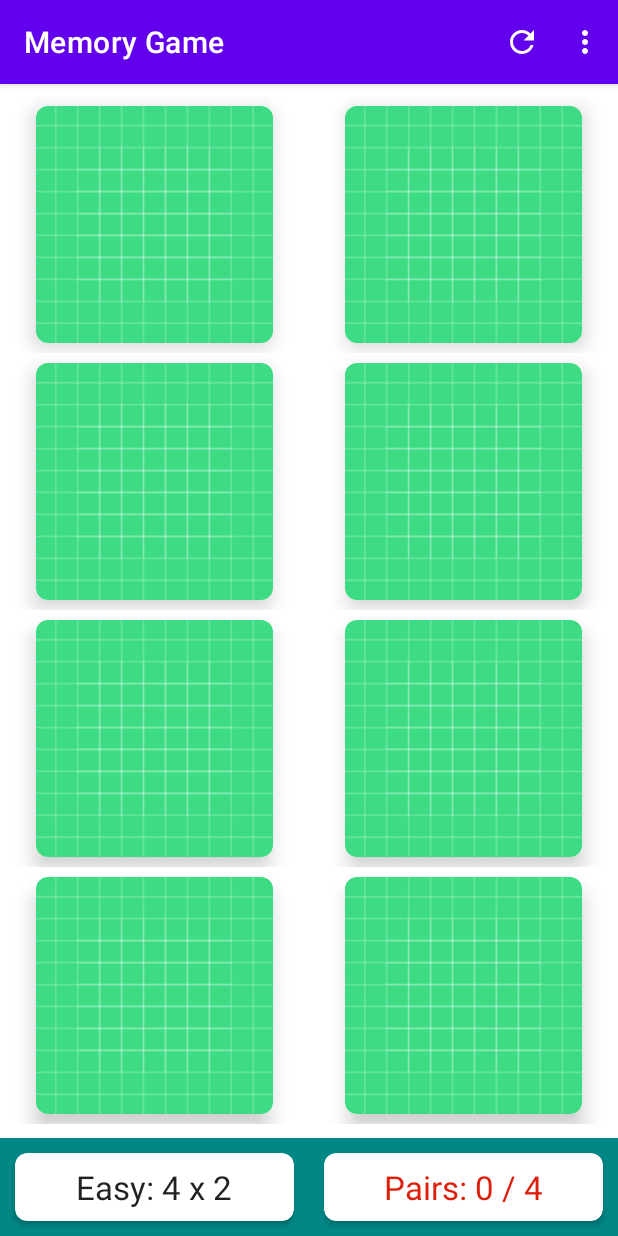
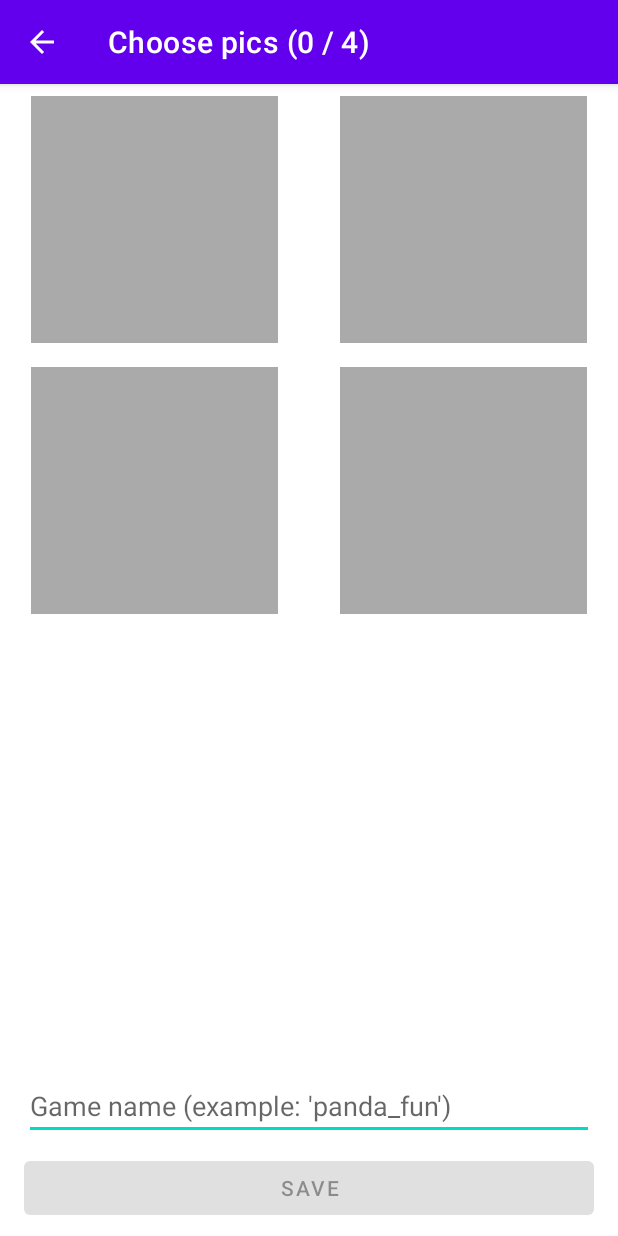
Before and after one commit to lucifer0987/Android-Projects, an Android app: the screen it shows after launch (MainActivity before the commit, CreateActivity after it), on a phone screen of 412 x 824 dp. Run offline under Robolectric (Android 15) with nearby library versions, the phone set to English and light mode, and no system bars.

Commit message:
custom board selection init

```diff
--- a/MemoryGame/app/src/main/AndroidManifest.xml
+++ b/MemoryGame/app/src/main/AndroidManifest.xml
@@ -1,6 +1,6 @@
 <?xml version="1.0" encoding="utf-8"?>
 <manifest xmlns:android="http://schemas.android.com/apk/res/android"
-    package="com.example.memorygame">
+    package="com.example.memorygame" >
 
     <application
         android:allowBackup="true"
@@ -8,8 +8,10 @@
         android:label="@string/app_name"
         android:roundIcon="@mipmap/ic_launcher_round"
         android:supportsRtl="true"
-        android:theme="@style/Theme.MemoryGame">
-        <activity android:name=".MainActivity">
+        android:theme="@style/Theme.MemoryGame" >
+        <activity android:name=".CreateActivity" >
+        </activity>
+        <activity android:name=".MainActivity" >
             <intent-filter>
                 <action android:name="android.intent.action.MAIN" />
 
--- /dev/null
+++ b/MemoryGame/app/src/main/java/com/example/memorygame/CreateActivity.kt
@@ -0,0 +1,56 @@
+package com.example.memorygame
+
+import android.net.Uri
+import androidx.appcompat.app.AppCompatActivity
+import android.os.Bundle
+import android.os.RecoverySystem
+import android.view.MenuItem
+import android.widget.Button
+import android.widget.EditText
+import androidx.recyclerview.widget.GridLayoutManager
+import androidx.recyclerview.widget.RecyclerView
+import com.example.memorygame.models.BoardSize
+import com.example.memorygame.utils.EXTRA_BOARD_SIZE
+
+class CreateActivity : AppCompatActivity() {
+
+    private lateinit var rvImagePicker:RecyclerView
+    private lateinit var etGameName:EditText
+    private lateinit var btnSave: Button
+
+    private lateinit var boardSize: BoardSize
+    private var numImagesRequired = -1
+    private val chosenImageUris = mutableListOf<Uri>()
+
+    override fun onCreate(savedInstanceState: Bundle?) {
+        super.onCreate(savedInstanceState)
+        setContentView(R.layout.activity_create)
+
+        //Init
+        rvImagePicker = findViewById(R.id.rvImagePicker)
+        etGameName = findViewById(R.id.etGameName)
+        btnSave = findViewById(R.id.btnSave)
+
+        //show back button, then override onOptions
+        supportActionBar?.setDisplayHomeAsUpEnabled(true)
+        //getting extra
+        boardSize = intent.getSerializableExtra(EXTRA_BOARD_SIZE) as BoardSize
+        numImagesRequired = boardSize.getNumPairs()
+        //setting title
+        supportActionBar?.title = "Choose pics (0 / ${numImagesRequired})"
+
+        rvImagePicker.setHasFixedSize(true)
+        rvImagePicker.layoutManager = GridLayoutManager(this, boardSize.getWidth())
+        rvImagePicker.adapter = ImagePickerAdapter(this, chosenImageUris, boardSize)
+
+    }
+
+    override fun onOptionsItemSelected(item: MenuItem): Boolean {
+        // back button working to go back to previous actitivity
+        if(item.itemId == android.R.id.home){
+            finish()
+            return true
+        }
+        return super.onOptionsItemSelected(item)
+    }
+}
--- /dev/null
+++ b/MemoryGame/app/src/main/java/com/example/memorygame/ImagePickerAdapter.kt
@@ -0,0 +1,57 @@
+package com.example.memorygame
+
+import android.content.Context
+import android.net.Uri
+import android.view.LayoutInflater
+import android.view.View
+import android.view.ViewGroup
+import android.widget.ImageView
+import androidx.recyclerview.widget.RecyclerView
+import com.example.memorygame.models.BoardSize
+import kotlin.math.min
+
+class ImagePickerAdapter(
+    private val context: Context,
+    private val imageUris: MutableList<Uri>,
+    private val boardSize: BoardSize
+    ) : RecyclerView.Adapter<ImagePickerAdapter.ViewHolder>() {
+
+    inner class ViewHolder(itemView: View): RecyclerView.ViewHolder(itemView){
+        private val ivCustomImage = itemView.findViewById<ImageView>(R.id.ivCustomImage)
+
+        fun bind(uri: Uri) {
+            ivCustomImage.setImageURI(uri)
+            ivCustomImage.setOnClickListener(null)
+        }
+
+        fun bind() {
+            ivCustomImage.setOnClickListener{
+                // Launch and intent to select images
+            }
+        }
+
+    }
+
+    override fun onCreateViewHolder(parent: ViewGroup, viewType: Int): ViewHolder {
+        val view = LayoutInflater.from(context).inflate(R.layout.card_image, parent, false)
+        val cardWidth = parent.width / boardSize.getWidth()
+        val cardHeight = parent.height / boardSize.getHeight()
+        val cardSideLength = min(cardHeight, cardWidth)
+        val layouParams = view.findViewById<ImageView>(R.id.ivCustomImage).layoutParams
+        layouParams.width = cardSideLength
+        layouParams.height = cardSideLength
+        return ViewHolder(view)
+    }
+
+    override fun onBindViewHolder(holder: ViewHolder, position: Int) {
+        if(position < imageUris.size){
+            holder.bind(imageUris[position])
+        }else{
+            holder.bind()
+        }
+    }
+
+    override fun getItemCount(): Int {
+        return boardSize.getNumPairs()
+    }
+}
--- a/MemoryGame/app/src/main/java/com/example/memorygame/MainActivity.kt
+++ b/MemoryGame/app/src/main/java/com/example/memorygame/MainActivity.kt
@@ -1,9 +1,11 @@
 package com.example.memorygame
 
 import android.animation.ArgbEvaluator
+import android.content.Intent
 import android.icu.text.Transliterator
 import androidx.appcompat.app.AppCompatActivity
 import android.os.Bundle
+import android.provider.SyncStateContract
 import android.util.Log
 import android.view.LayoutInflater
 import android.view.Menu
@@ -20,9 +22,14 @@ import com.example.memorygame.models.BoardSize
 import com.example.memorygame.models.MemoryCard
 import com.example.memorygame.models.MemoryGame
 import com.example.memorygame.utils.DEFAULT_ICONS
+import com.example.memorygame.utils.EXTRA_BOARD_SIZE
 import com.google.android.material.snackbar.Snackbar
 
 class MainActivity : AppCompatActivity() {
+
+    companion object{
+        private const val CREATE_REQUEST_CODE = 123
+    }
 
     private lateinit var rvBoard: RecyclerView
     private lateinit var tvNumMoves: TextView
@@ -37,6 +44,11 @@ class MainActivity : AppCompatActivity() {
         setContentView(R.layout.activity_main)
 
         Init();
+
+        val intent = Intent(this, CreateActivity::class.java)
+        intent.putExtra(EXTRA_BOARD_SIZE, boardSize)
+        startActivity(intent)
+
         setupBoard()
 
     }
@@ -61,8 +73,29 @@ class MainActivity : AppCompatActivity() {
                 showNewSizeDialog()
                 return true
             }
+            R.id.custom -> {
+                showCreationDialog()
+                return true
+            }
         }
         return super.onOptionsItemSelected(item)
+    }
+
+    private fun showCreationDialog() {
+        val boardSizeView = LayoutInflater.from(this).inflate(R.layout.dialog_board_size, null)
+        val radioGroupsize = boardSizeView.findViewById<RadioGroup>(R.id.radioGroup)
+
+        showAlertDialog("Create your new memory board", boardSizeView, View.OnClickListener {
+            val desiredBoardSize = when (radioGroupsize.checkedRadioButtonId) {
+                R.id.rbEasy -> BoardSize.EASY
+                R.id.rbMedium -> BoardSize.MEDIUM
+                else -> BoardSize.HARD
+            }
+            //navigate to new activity
+            val intent = Intent(this, CreateActivity::class.java)
+            intent.putExtra(EXTRA_BOARD_SIZE, desiredBoardSize)
+            startActivityForResult(intent, CREATE_REQUEST_CODE)
+        })
     }
 
     private fun showNewSizeDialog() {
--- a/MemoryGame/app/src/main/java/com/example/memorygame/utils/Constants.kt
+++ b/MemoryGame/app/src/main/java/com/example/memorygame/utils/Constants.kt
@@ -2,6 +2,7 @@ package com.example.memorygame.utils
 
 import com.example.memorygame.R
 
+const val EXTRA_BOARD_SIZE = "EXTRA_BOARD_SIZE"
 val DEFAULT_ICONS = listOf(
         R.drawable.ic_baseline_face_24,
         R.drawable.ic_baseline_local_florist_24,
--- /dev/null
+++ b/MemoryGame/app/src/main/res/layout/activity_create.xml
@@ -0,0 +1,49 @@
+<?xml version="1.0" encoding="utf-8"?>
+<androidx.constraintlayout.widget.ConstraintLayout xmlns:android="http://schemas.android.com/apk/res/android"
+    xmlns:app="http://schemas.android.com/apk/res-auto"
+    xmlns:tools="http://schemas.android.com/tools"
+    android:layout_width="match_parent"
+    android:layout_height="match_parent"
+    tools:context=".CreateActivity">
+
+  <Button
+      android:id="@+id/btnSave"
+      android:layout_width="0dp"
+      android:layout_height="wrap_content"
+      android:layout_marginStart="16dp"
+      android:layout_marginEnd="16dp"
+      android:layout_marginBottom="8dp"
+      android:enabled="false"
+      android:text="Save"
+      app:layout_constraintBottom_toBottomOf="parent"
+      app:layout_constraintEnd_toEndOf="parent"
+      app:layout_constraintStart_toStartOf="parent" />
+
+  <EditText
+      android:id="@+id/etGameName"
+      android:layout_width="0dp"
+      android:layout_height="wrap_content"
+      android:layout_marginStart="16dp"
+      android:layout_marginEnd="16dp"
+      android:layout_marginBottom="8dp"
+      android:digits="1234567890abcdefghijklmnopqrstuvwxyz_-"
+      android:ems="10"
+      android:importantForAutofill="no"
+      android:maxLines="1"
+      android:hint="Game name (example: 'panda_fun')"
+      android:imeOptions="actionDone|actionGo|actionSend"
+      android:inputType="text"
+      app:layout_constraintBottom_toTopOf="@+id/btnSave"
+      app:layout_constraintEnd_toEndOf="parent"
+      app:layout_constraintStart_toStartOf="parent" />
+
+  <androidx.recyclerview.widget.RecyclerView
+      android:id="@+id/rvImagePicker"
+      android:layout_width="0dp"
+      android:layout_height="0dp"
+      app:layout_constraintBottom_toTopOf="@+id/etGameName"
+      app:layout_constraintEnd_toEndOf="parent"
+      app:layout_constraintStart_toStartOf="parent"
+      app:layout_constraintTop_toTopOf="parent" />
+
+</androidx.constraintlayout.widget.ConstraintLayout>
--- /dev/null
+++ b/MemoryGame/app/src/main/res/layout/card_image.xml
@@ -0,0 +1,20 @@
+<?xml version="1.0" encoding="utf-8"?>
+<LinearLayout xmlns:android="http://schemas.android.com/apk/res/android"
+    xmlns:app="http://schemas.android.com/apk/res-auto"
+    xmlns:tools="http://schemas.android.com/tools"
+    android:layout_width="match_parent"
+    android:layout_height="wrap_content"
+    android:gravity="center">
+
+    <ImageView
+        android:id="@+id/ivCustomImage"
+        android:layout_width="100dp"
+        android:layout_height="100dp"
+        android:layout_margin="8dp"
+        android:background="@android:color/darker_gray"
+        android:scaleType="centerCrop"
+        tools:layout_editor_absoluteX="0dp"
+        tools:layout_editor_absoluteY="16dp"
+        tools:srcCompat="@tools:sample/backgrounds/scenic" />
+
+</LinearLayout>
--- a/MemoryGame/app/src/main/res/layout/dialog_board_size.xml
+++ b/MemoryGame/app/src/main/res/layout/dialog_board_size.xml
@@ -19,6 +19,7 @@
             android:id="@+id/rbEasy"
             android:text="Easy (4 x 2)"
             android:textColor="#000000"
+            android:checked="true"
             android:textSize="18sp"/>
 
         <RadioButton
--- a/MemoryGame/app/src/main/res/menu/menu_main.xml
+++ b/MemoryGame/app/src/main/res/menu/menu_main.xml
@@ -12,4 +12,10 @@
         app:showAsAction="never"
         android:id="@+id/new_size"
         android:title="Choose Your Size" />
+
+    <item
+        app:showAsAction="never"
+        android:id="@+id/custom"
+        android:title="Create Custom Game" />
+
 </menu>
```
